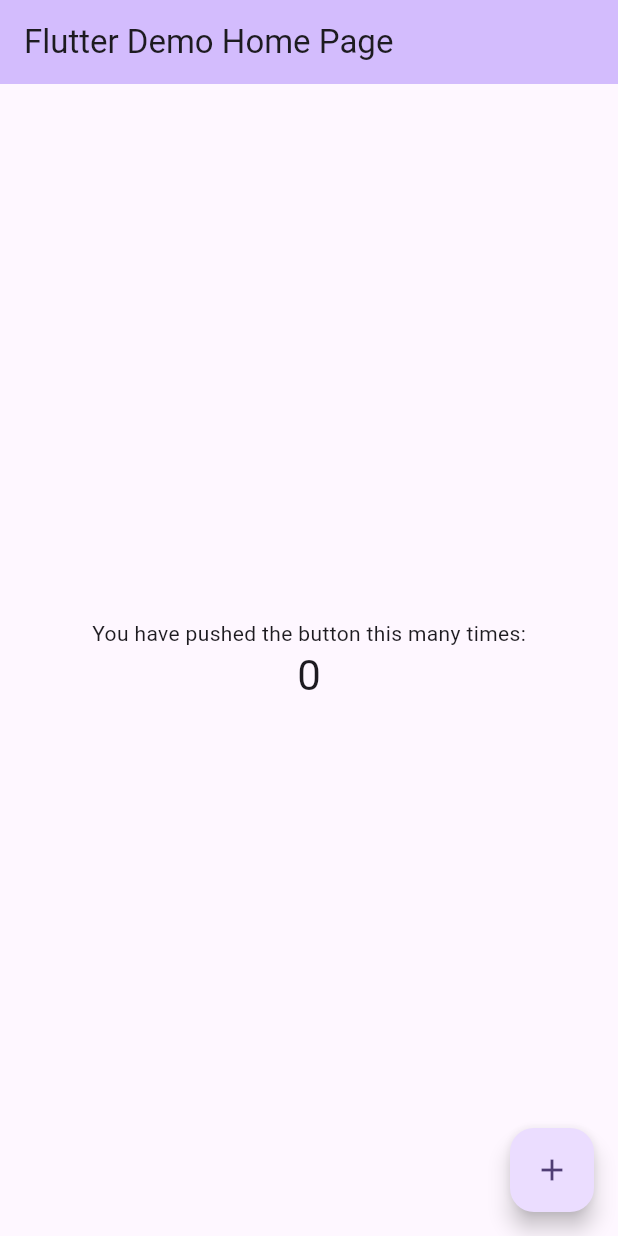
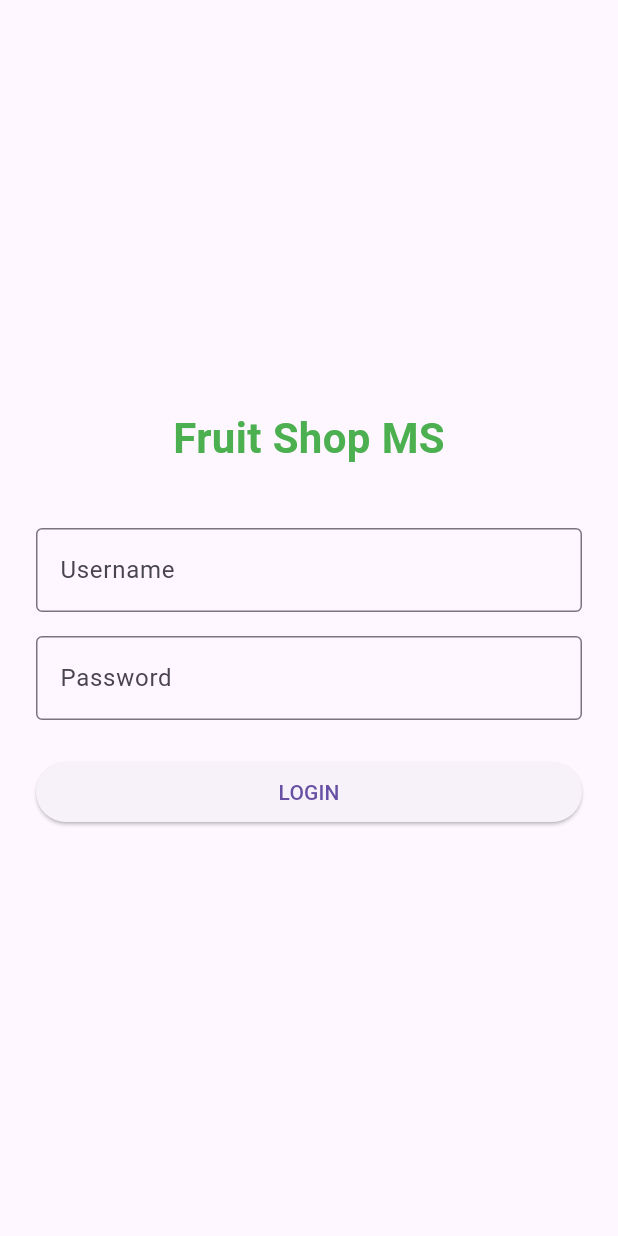
Before and after one commit to Marcs-Dev256/Fruit-Shop-Management-System, a Flutter app: the screen it shows after launch, on a phone screen of 412 x 824 dp. Run offline on Flutter 3.47's test engine with Material 3 defaults, Android fonts, the phone set to English and light mode, and no system bars.

Commit message:
create login and home pages

```diff
--- a/lib/main.dart
+++ b/lib/main.dart
@@ -1,122 +1,27 @@
 import 'package:flutter/material.dart';
+import 'screens/login_screen.dart'; // we will create this next
+import 'screens/home_screen.dart';  // we will create this next
 
 void main() {
-  runApp(const MyApp());
+  runApp(const FruitShopMS());
 }
 
-class MyApp extends StatelessWidget {
-  const MyApp({super.key});
+class FruitShopMS extends StatelessWidget {
+  const FruitShopMS({super.key});
 
-  // This widget is the root of your application.
   @override
   Widget build(BuildContext context) {
     return MaterialApp(
-      title: 'Flutter Demo',
+      title: 'Fruit Shop MS',
+      debugShowCheckedModeBanner: false,
       theme: ThemeData(
-        // This is the theme of your application.
-        //
-        // TRY THIS: Try running your application with "flutter run". You'll see
-        // the application has a purple toolbar. Then, without quitting the app,
-        // try changing the seedColor in the colorScheme below to Colors.green
-        // and then invoke "hot reload" (save your changes or press the "hot
-        // reload" button in a Flutter-supported IDE, or press "r" if you used
-        // the command line to start the app).
-        //
-        // Notice that the counter didn't reset back to zero; the application
-        // state is not lost during the reload. To reset the state, use hot
-        // restart instead.
-        //
-        // This works for code too, not just values: Most code changes can be
-        // tested with just a hot reload.
-        colorScheme: .fromSeed(seedColor: Colors.deepPurple),
+        primarySwatch: Colors.green,
       ),
-      home: const MyHomePage(title: 'Flutter Demo Home Page'),
+      initialRoute: '/login', // start at login page
+      routes: {
+        '/login': (_) => const LoginScreen(),
+        '/home': (_) => const HomeScreen(),
+      },
     );
   }
 }
-
-class MyHomePage extends StatefulWidget {
-  const MyHomePage({super.key, required this.title});
-
-  // This widget is the home page of your application. It is stateful, meaning
-  // that it has a State object (defined below) that contains fields that affect
-  // how it looks.
-
-  // This class is the configuration for the state. It holds the values (in this
-  // case the title) provided by the parent (in this case the App widget) and
-  // used by the build method of the State. Fields in a Widget subclass are
-  // always marked "final".
-
-  final String title;
-
-  @override
-  State<MyHomePage> createState() => _MyHomePageState();
-}
-
-class _MyHomePageState extends State<MyHomePage> {
-  int _counter = 0;
-
-  void _incrementCounter() {
-    setState(() {
-      // This call to setState tells the Flutter framework that something has
-      // changed in this State, which causes it to rerun the build method below
-      // so that the display can reflect the updated values. If we changed
-      // _counter without calling setState(), then the build method would not be
-      // called again, and so nothing would appear to happen.
-      _counter++;
-    });
-  }
-
-  @override
-  Widget build(BuildContext context) {
-    // This method is rerun every time setState is called, for instance as done
-    // by the _incrementCounter method above.
-    //
-    // The Flutter framework has been optimized to make rerunning build methods
-    // fast, so that you can just rebuild anything that needs updating rather
-    // than having to individually change instances of widgets.
-    return Scaffold(
-      appBar: AppBar(
-        // TRY THIS: Try changing the color here to a specific color (to
-        // Colors.amber, perhaps?) and trigger a hot reload to see the AppBar
-        // change color while the other colors stay the same.
-        backgroundColor: Theme.of(context).colorScheme.inversePrimary,
-        // Here we take the value from the MyHomePage object that was created by
-        // the App.build method, and use it to set our appbar title.
-        title: Text(widget.title),
-      ),
-      body: Center(
-        // Center is a layout widget. It takes a single child and positions it
-        // in the middle of the parent.
-        child: Column(
-          // Column is also a layout widget. It takes a list of children and
-          // arranges them vertically. By default, it sizes itself to fit its
-          // children horizontally, and tries to be as tall as its parent.
-          //
-          // Column has various properties to control how it sizes itself and
-          // how it positions its children. Here we use mainAxisAlignment to
-          // center the children vertically; the main axis here is the vertical
-          // axis because Columns are vertical (the cross axis would be
-          // horizontal).
-          //
-          // TRY THIS: Invoke "debug painting" (choose the "Toggle Debug Paint"
-          // action in the IDE, or press "p" in the console), to see the
-          // wireframe for each widget.
-          mainAxisAlignment: .center,
-          children: [
-            const Text('You have pushed the button this many times:'),
-            Text(
-              '$_counter',
-              style: Theme.of(context).textTheme.headlineMedium,
-            ),
-          ],
-        ),
-      ),
-      floatingActionButton: FloatingActionButton(
-        onPressed: _incrementCounter,
-        tooltip: 'Increment',
-        child: const Icon(Icons.add),
-      ),
-    );
-  }
-}
--- /dev/null
+++ b/lib/screens/home_screen.dart
@@ -0,0 +1,28 @@
+import 'package:flutter/material.dart';
+
+class HomeScreen extends StatelessWidget {
+  const HomeScreen({super.key});
+
+  @override
+  Widget build(BuildContext context) {
+    return Scaffold(
+      appBar: AppBar(
+        title: const Text('Fruit Shop Dashboard'),
+        actions: [
+          IconButton(
+            icon: const Icon(Icons.logout),
+            onPressed: () {
+              Navigator.pushReplacementNamed(context, '/login');
+            },
+          ),
+        ],
+      ),
+      body: const Center(
+        child: Text(
+          'Welcome to Fruit Shop Management System 🍉',
+          style: TextStyle(fontSize: 18),
+        ),
+      ),
+    );
+  }
+}
--- /dev/null
+++ b/lib/screens/login_screen.dart
@@ -0,0 +1,76 @@
+import 'package:flutter/material.dart';
+
+class LoginScreen extends StatefulWidget {
+  const LoginScreen({super.key});
+
+  @override
+  State<LoginScreen> createState() => _LoginScreenState();
+}
+
+class _LoginScreenState extends State<LoginScreen> {
+  final TextEditingController _usernameController = TextEditingController();
+  final TextEditingController _passwordController = TextEditingController();
+
+  void _login() {
+    // Temporary authentication
+    if (_usernameController.text == 'admin' &&
+        _passwordController.text == '1234') {
+      Navigator.pushReplacementNamed(context, '/home');
+    } else {
+      ScaffoldMessenger.of(context).showSnackBar(
+        const SnackBar(content: Text('Invalid username or password')),
+      );
+    }
+  }
+
+  @override
+  Widget build(BuildContext context) {
+    return Scaffold(
+      body: Padding(
+        padding: const EdgeInsets.all(24.0),
+        child: Center(
+          child: SingleChildScrollView(
+            child: Column(
+              mainAxisAlignment: MainAxisAlignment.center,
+              children: [
+                const Text(
+                  'Fruit Shop MS',
+                  style: TextStyle(
+                    fontSize: 28,
+                    fontWeight: FontWeight.bold,
+                    color: Colors.green,
+                  ),
+                ),
+                const SizedBox(height: 40),
+                TextField(
+                  controller: _usernameController,
+                  decoration: const InputDecoration(
+                    labelText: 'Username',
+                    border: OutlineInputBorder(),
+                  ),
+                ),
+                const SizedBox(height: 16),
+                TextField(
+                  controller: _passwordController,
+                  obscureText: true,
+                  decoration: const InputDecoration(
+                    labelText: 'Password',
+                    border: OutlineInputBorder(),
+                  ),
+                ),
+                const SizedBox(height: 24),
+                SizedBox(
+                  width: double.infinity,
+                  child: ElevatedButton(
+                    onPressed: _login,
+                    child: const Text('LOGIN'),
+                  ),
+                ),
+              ],
+            ),
+          ),
+        ),
+      ),
+    );
+  }
+}
```
